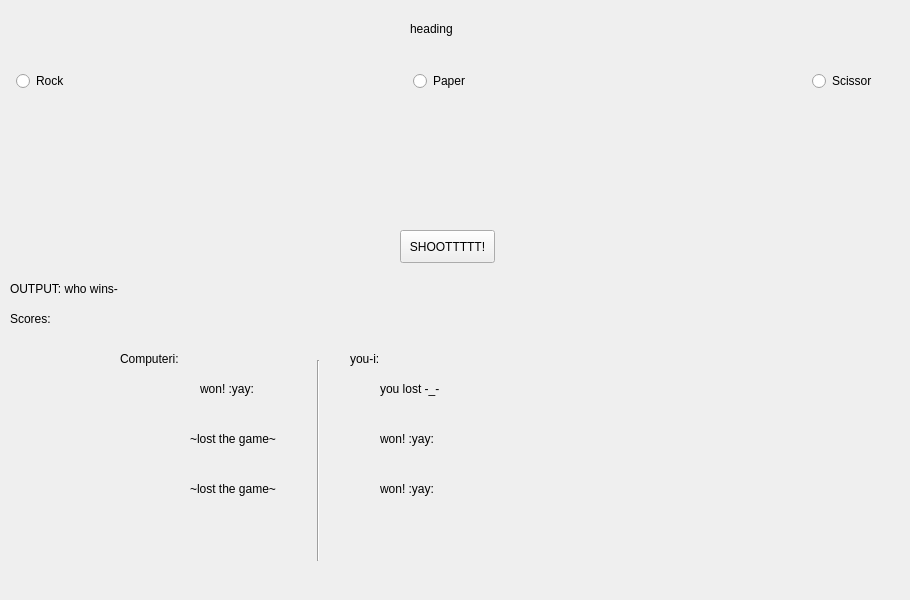
Before: the Qt Designer form rps.ui in acmpesuecc/rock-paper-scissors, drawn with Qt 5.
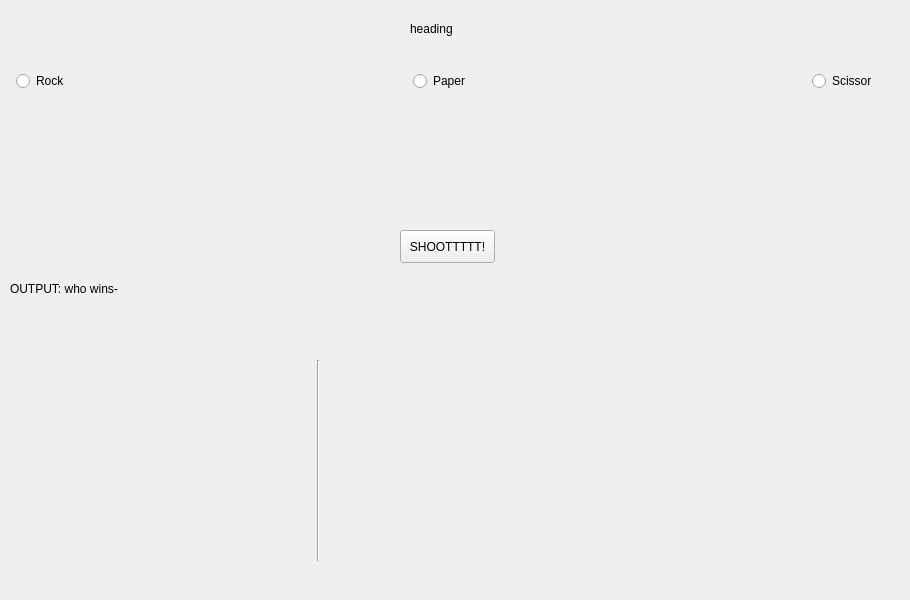
After: the same form once the commit is applied. Icons and pictures are not drawn.

What changed in the file:
```diff
--- a/rps.ui
+++ b/rps.ui
@@ -24,7 +24,7 @@
      </rect>
     </property>
     <property name="text">
-     <string>Computeri:</string>
+     <string></string>
     </property>
    </widget>
    <widget class="QWidget" name="horizontalLayoutWidget">
@@ -115,7 +115,7 @@
      </rect>
     </property>
     <property name="text">
-     <string>you-i:</string>
+     <string></string>
     </property>
    </widget>
    <widget class="QLabel" name="label_2">
@@ -128,7 +128,7 @@
      </rect>
     </property>
     <property name="text">
-     <string>Scores:</string>
+     <string></string>
     </property>
    </widget>
    <widget class="QLabel" name="output">
@@ -214,7 +214,7 @@
      </rect>
     </property>
     <property name="text">
-     <string>won! :yay:</string>
+     <string></string>
     </property>
    </widget>
    <widget class="QLabel" name="winloseuser2">
@@ -227,7 +227,7 @@
      </rect>
     </property>
     <property name="text">
-     <string>won! :yay:</string>
+     <string></string>
     </property>
    </widget>
    <widget class="QLabel" name="winloseuser3">
@@ -240,7 +240,7 @@
      </rect>
     </property>
     <property name="text">
-     <string>won! :yay:</string>
+     <string></string>
     </property>
    </widget>
    <widget class="QLabel" name="winloseuser1">
@@ -253,7 +253,7 @@
      </rect>
     </property>
     <property name="text">
-     <string>you lost -_-</string>
+     <string></string>
     </property>
    </widget>
    <widget class="QLabel" name="winlosecomp2">
@@ -266,7 +266,7 @@
      </rect>
     </property>
     <property name="text">
-     <string>~lost the game~</string>
+     <string></string>
     </property>
    </widget>
    <widget class="QLabel" name="winlosecomp3">
@@ -279,7 +279,7 @@
      </rect>
     </property>
     <property name="text">
-     <string>~lost the game~</string>
+     <string></string>
     </property>
    </widget>
    <widget class="QPushButton" name="shoot">
```
